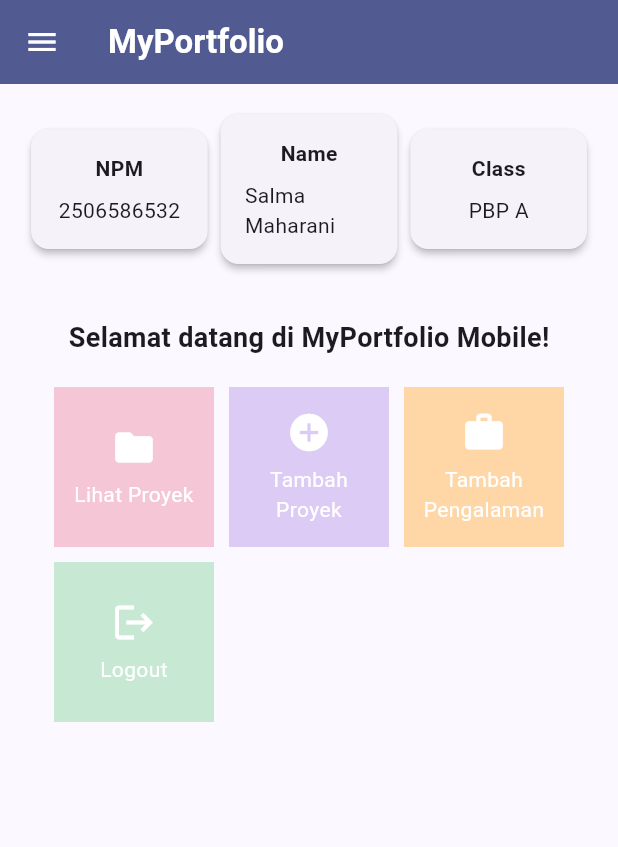
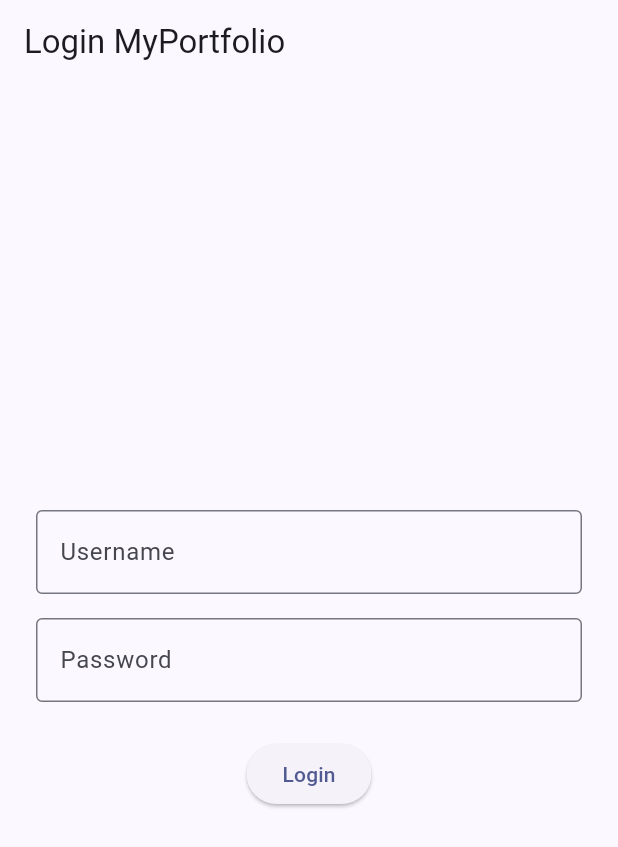
Before and after one commit to salhraa/myportofolio_mobile, a Flutter app: the screen it shows after launch, on a phone screen of 412 x 824 dp. Shown: the top 847 px of the screen. Run offline on Flutter 3.47's test engine with Material 3 defaults, Android fonts, the phone set to English and light mode, and no system bars; our stand-ins replace material_ui; generated files the repository leaves out were written again.

Commit message:
Integrate skills API and add CI workflow

```diff
--- a/analysis_options.yaml
+++ b/analysis_options.yaml
@@ -18,6 +18,7 @@ analyzer:
     - windows/**
     - macos/**
     - linux/**
+    - "**/*.g.dart"
 
 linter:
   # The lint rules applied to this project can be customized in the
--- /dev/null
+++ b/lib/config.dart
@@ -0,0 +1,4 @@
+const String apiBaseUrl = String.fromEnvironment(
+  'API_BASE_URL',
+  defaultValue: 'http://10.0.2.2:8000',
+);
--- a/lib/main.dart
+++ b/lib/main.dart
@@ -1,10 +1,17 @@
-
 import 'package:material_ui/material_ui.dart';
 import 'package:flutter_localizations/flutter_localizations.dart' as fl;
 import 'package:myportofolio_mobile/screens/menu.dart';
+import 'package:provider/provider.dart';
+import 'package:myportofolio_mobile/providers/auth_state.dart';
+import 'package:myportofolio_mobile/screens/login.dart';
 
 void main() {
-  runApp(const MyApp());
+  runApp(
+    ChangeNotifierProvider(
+      create: (context) => AuthState(),
+      child: const MyApp(),
+    ),
+  );
 }
 
 class MyApp extends StatelessWidget {
@@ -22,11 +29,15 @@ class MyApp extends StatelessWidget {
         useMaterial3: true,
       ),
       localizationsDelegates: fl.GlobalMaterialLocalizations.delegates,
-      supportedLocales: const [
-        Locale('en'),
-        Locale('id'),
-      ],
-      home: MyHomePage(),
+      supportedLocales: const [Locale('en'), Locale('id')],
+      home: Consumer<AuthState>(
+        builder: (context, authState, child) {
+          if (authState.isAuthenticated) {
+            return MyHomePage();
+          }
+          return const LoginPage();
+        },
+      ),
     );
   }
 }
--- /dev/null
+++ b/lib/models/skill.dart
@@ -0,0 +1,32 @@
+import 'package:json_annotation/json_annotation.dart';
+
+part 'skill.g.dart';
+
+@JsonSerializable(fieldRename: FieldRename.snake)
+class Skill {
+  @JsonKey(includeToJson: false)
+  final String id;
+
+  final String name;
+  final String level;
+  final String description;
+  final String? skillImageUrl;
+  final int starCount;
+  final bool isStarred;
+  final String starredByNames;
+
+  const Skill({
+    required this.id,
+    required this.name,
+    required this.level,
+    required this.description,
+    this.skillImageUrl,
+    required this.starCount,
+    required this.isStarred,
+    required this.starredByNames,
+  });
+
+  factory Skill.fromJson(Map<String, dynamic> json) => _$SkillFromJson(json);
+
+  Map<String, dynamic> toJson() => _$SkillToJson(this);
+}
--- /dev/null
+++ b/lib/providers/auth_state.dart
@@ -0,0 +1,42 @@
+import 'package:flutter/foundation.dart';
+import 'package:myportofolio_mobile/services/api_client.dart';
+import 'package:myportofolio_mobile/models/skill.dart';
+
+class AuthState extends ChangeNotifier {
+  final ApiClient _apiClient = ApiClient();
+
+  bool _isAuthenticated = false;
+  bool _isLoading = false;
+
+  bool get isAuthenticated => _isAuthenticated;
+  bool get isLoading => _isLoading;
+
+  Future<void> login(String username, String password) async {
+    _isLoading = true;
+    notifyListeners();
+
+    try {
+      await _apiClient.login(username, password);
+      _isAuthenticated = true;
+    } finally {
+      _isLoading = false;
+      notifyListeners();
+    }
+  }
+
+  Future<List<Skill>> getSkills() {
+    return _apiClient.getSkills();
+  }
+
+  Future<void> logout() async {
+    await _apiClient.logout();
+    _isAuthenticated = false;
+    notifyListeners();
+  }
+
+  @override
+  void dispose() {
+    _apiClient.dispose();
+    super.dispose();
+  }
+}
--- /dev/null
+++ b/lib/screens/login.dart
@@ -0,0 +1,95 @@
+import 'package:material_ui/material_ui.dart';
+import 'package:provider/provider.dart';
+import 'package:myportofolio_mobile/providers/auth_state.dart';
+
+class LoginPage extends StatefulWidget {
+  const LoginPage({super.key});
+
+  @override
+  State<LoginPage> createState() => _LoginPageState();
+}
+
+class _LoginPageState extends State<LoginPage> {
+  final _formKey = GlobalKey<FormState>();
+  final _usernameController = TextEditingController();
+  final _passwordController = TextEditingController();
+
+  Future<void> _login() async {
+    if (!_formKey.currentState!.validate()) return;
+
+    try {
+      await context.read<AuthState>().login(
+        _usernameController.text.trim(),
+        _passwordController.text,
+      );
+    } catch (e) {
+      if (!mounted) return;
+
+      ScaffoldMessenger.of(context)
+          .showSnackBar(SnackBar(content: Text('Login gagal: $e')));
+    }
+  }
+
+  @override
+  void dispose() {
+    _usernameController.dispose();
+    _passwordController.dispose();
+    super.dispose();
+  }
+
+  @override
+  Widget build(BuildContext context) {
+    final authState = context.watch<AuthState>();
+
+    return Scaffold(
+      appBar: AppBar(title: const Text('Login MyPortfolio')),
+      body: Center(
+        child: SingleChildScrollView(
+          padding: const EdgeInsets.all(24),
+          child: Form(
+            key: _formKey,
+            child: Column(
+              children: [
+                TextFormField(
+                  controller: _usernameController,
+                  decoration: const InputDecoration(
+                    labelText: 'Username',
+                    border: OutlineInputBorder(),
+                  ),
+                  validator: (value) {
+                    if (value == null || value.trim().isEmpty) {
+                      return 'Username wajib diisi';
+                    }
+                    return null;
+                  },
+                ),
+                const SizedBox(height: 16),
+                TextFormField(
+                  controller: _passwordController,
+                  obscureText: true,
+                  decoration: const InputDecoration(
+                    labelText: 'Password',
+                    border: OutlineInputBorder(),
+                  ),
+                  validator: (value) {
+                    if (value == null || value.isEmpty) {
+                      return 'Password wajib diisi';
+                    }
+                    return null;
+                  },
+                ),
+                const SizedBox(height: 24),
+                ElevatedButton(
+                  onPressed: authState.isLoading ? null : _login,
+                  child: authState.isLoading
+                      ? const CircularProgressIndicator()
+                      : const Text('Login'),
+                ),
+              ],
+            ),
+          ),
+        ),
+      ),
+    );
+  }
+}
--- a/lib/screens/menu.dart
+++ b/lib/screens/menu.dart
@@ -1,6 +1,7 @@
 import 'package:material_ui/material_ui.dart';
 import 'package:myportofolio_mobile/widgets/left_drawer.dart';
 import 'package:myportofolio_mobile/widgets/project_card.dart';
+import 'package:myportofolio_mobile/screens/skills_list.dart';
 
 class MyHomePage extends StatelessWidget {
   MyHomePage({super.key});
@@ -16,7 +17,7 @@ class MyHomePage extends StatelessWidget {
     ItemHomepage("Logout", Icons.logout, const Color(0xFFC7E8D3)),
   ];
 
-    @override
+  @override
   Widget build(BuildContext context) {
     // Scaffold menyediakan struktur visual dasar halaman (AppBar, Body, SnackBar).
     return Scaffold(
@@ -24,15 +25,12 @@ class MyHomePage extends StatelessWidget {
       appBar: AppBar(
         title: const Text(
           'MyPortfolio',
-          style: TextStyle(
-            color: Colors.white,
-            fontWeight: FontWeight.bold,
-          ),
+          style: TextStyle(color: Colors.white, fontWeight: FontWeight.bold),
         ),
         backgroundColor: Theme.of(context).colorScheme.primary,
         iconTheme: const IconThemeData(color: Colors.white),
       ),
-       drawer: const LeftDrawer(),
+      drawer: const LeftDrawer(),
       // Body halaman utama dengan padding di sekelilingnya.
       body: Padding(
         padding: const EdgeInsets.all(16.0),
@@ -82,6 +80,8 @@ class MyHomePage extends StatelessWidget {
                 ],
               ),
             ),
+            const SizedBox(height: 12),
+            const Expanded(child: SkillsList()),
           ],
         ),
       ),
@@ -93,11 +93,7 @@ class InfoCard extends StatelessWidget {
   final String title;
   final String content;
 
-  const InfoCard({
-    super.key,
-    required this.title,
-    required this.content,
-  });
+  const InfoCard({super.key, required this.title, required this.content});
 
   @override
   Widget build(BuildContext context) {
@@ -108,10 +104,7 @@ class InfoCard extends StatelessWidget {
         padding: const EdgeInsets.all(16.0),
         child: Column(
           children: [
-            Text(
-              title,
-              style: const TextStyle(fontWeight: FontWeight.bold),
-            ),
+            Text(title, style: const TextStyle(fontWeight: FontWeight.bold)),
             const SizedBox(height: 8.0),
             Text(content),
           ],
--- a/pubspec.yaml
+++ b/pubspec.yaml
@@ -37,6 +37,9 @@ dependencies:
   material_ui: ^1.11.0
   flutter_localizations:
     sdk: flutter
+  http: ^1.6.0
+  provider: ^6.1.5+1
+  json_annotation: ^4.12.0
 
 dev_dependencies:
   flutter_test:
@@ -48,6 +51,8 @@ dev_dependencies:
   # package. See that file for information about deactivating specific lint
   # rules and activating additional ones.
   flutter_lints: ^6.0.0
+  build_runner: ^2.17.1
+  json_serializable: ^6.15.2
 
 # For information on the generic Dart part of this file, see the
 # following page: https://dart.dev/tools/pub/pubspec
```
Also changed, not shown: lib/screens/experience_form.dart (+3 -8 lines), lib/screens/project_form.dart (+11 -14 lines), lib/screens/skills_list.dart (added, +70 -0 lines), lib/services/api_client.dart (added, +79 -0 lines), lib/widgets/left_drawer.dart (+3 -10 lines), lib/widgets/project_card.dart (+17 -7 lines), .github/workflows/main.yaml (added), pubspec.lock, 3 other files.
